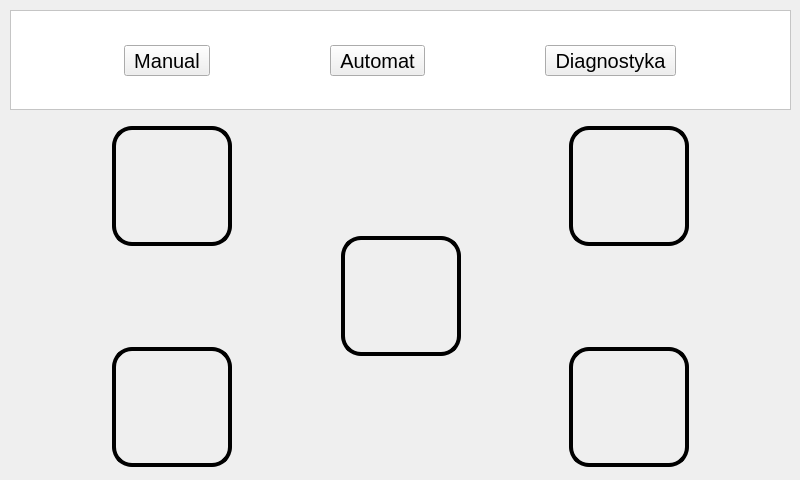
This is software/pc/gui/gui.ui in Brollof/Yamori as Qt 5 draws it before an edit. The edited form follows.
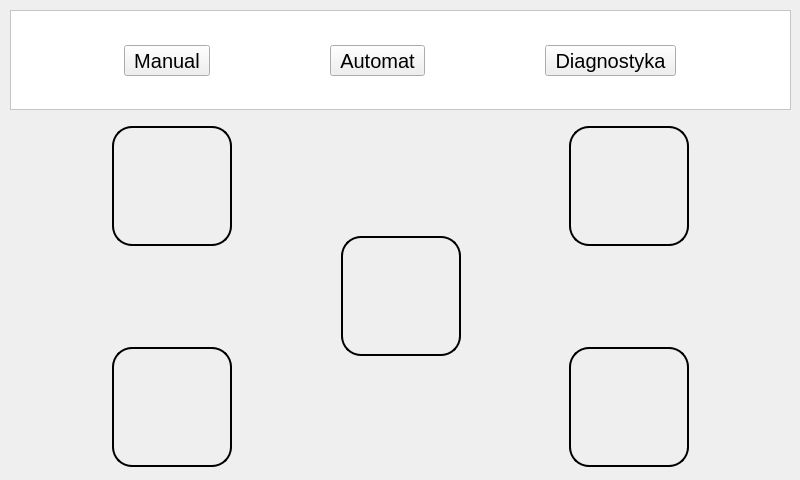
This is the edited form. Icons and pictures are not drawn.

Commit message: Heater icons added. Need refactor

Patch:
```diff
--- a/software/pc/gui/gui.ui
+++ b/software/pc/gui/gui.ui
@@ -20,11 +20,16 @@
    <string>Yamori</string>
   </property>
   <property name="styleSheet">
-   <string notr="true">#pageManual QPushButton {
-	border: 4px solid black;
+   <string notr="true">#pageManual QPushButton, #pageManual QToolButton {
+	border: 2px solid black;
 	border-radius: 20;
 }
-</string>
+
+#btnMan10 {
+	background-color: transparent;
+	background: none;
+	background-repeat: none;
+}</string>
   </property>
   <widget class="QWidget" name="centralwidget">
    <widget class="QWidget" name="verticalLayoutWidget">
@@ -224,7 +229,7 @@
           <item>
            <layout class="QVBoxLayout" name="verticalLayout_4">
             <item>
-             <widget class="QPushButton" name="btnMan3">
+             <widget class="QToolButton" name="btnMan3">
               <property name="minimumSize">
                <size>
                 <width>120</width>
@@ -234,8 +239,15 @@
               <property name="text">
                <string/>
               </property>
-              <property name="flat">
-               <bool>false</bool>
+              <property name="icon">
+               <iconset resource="icons.qrc">
+                <normaloff>:/cold.png</normaloff>:/cold.png</iconset>
+              </property>
+              <property name="iconSize">
+               <size>
+                <width>90</width>
+                <height>90</height>
+               </size>
               </property>
              </widget>
             </item>
```
Left out of the diff: 4 changed lines with no effect on the pictures. The commit also changes 6 other files.
